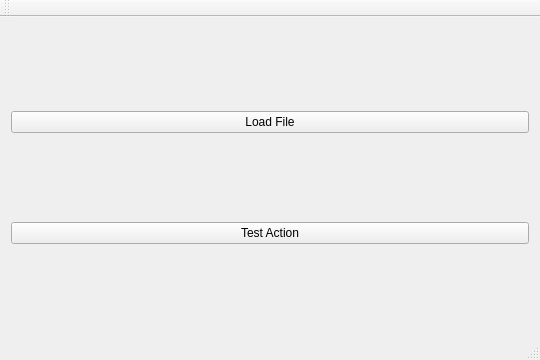
Above: cpp-generic/demo/biryani-demo/mainwindow.ui from EspoTek/Biryani before the change. Below: the same form after it.
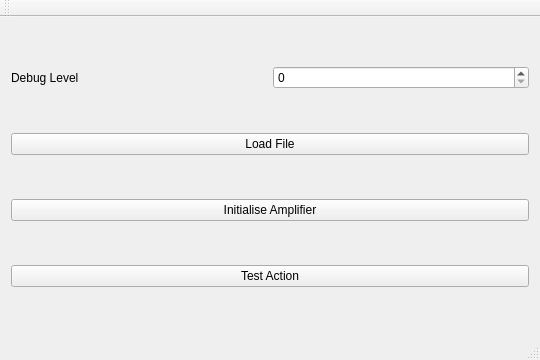
That is the form after the change.

Commit message: Added printf_debug and associated code.

```diff
--- a/cpp-generic/demo/biryani-demo/mainwindow.ui
+++ b/cpp-generic/demo/biryani-demo/mainwindow.ui
@@ -15,6 +15,24 @@
   </property>
   <widget class="QWidget" name="centralWidget">
    <layout class="QVBoxLayout" name="verticalLayout">
+    <item>
+     <layout class="QHBoxLayout" name="horizontalLayout">
+      <item>
+       <widget class="QLabel" name="debugLevelLabel">
+        <property name="text">
+         <string>Debug Level</string>
+        </property>
+       </widget>
+      </item>
+      <item>
+       <widget class="QSpinBox" name="debugLevelSspinBox">
+        <property name="maximum">
+         <number>1000</number>
+        </property>
+       </widget>
+      </item>
+     </layout>
+    </item>
     <item>
      <widget class="QPushButton" name="loadFileButton">
       <property name="text">
@@ -22,6 +40,13 @@
       </property>
      </widget>
     </item>
+    <item>
+     <widget class="QPushButton" name="initialiseAmplifierButton">
+      <property name="text">
+       <string>Initialise Amplifier</string>
+      </property>
+     </widget>
+    </item>
     <item>
      <widget class="QPushButton" name="testActionButton">
       <property name="text">
```
The commit also changes 12 other files.
